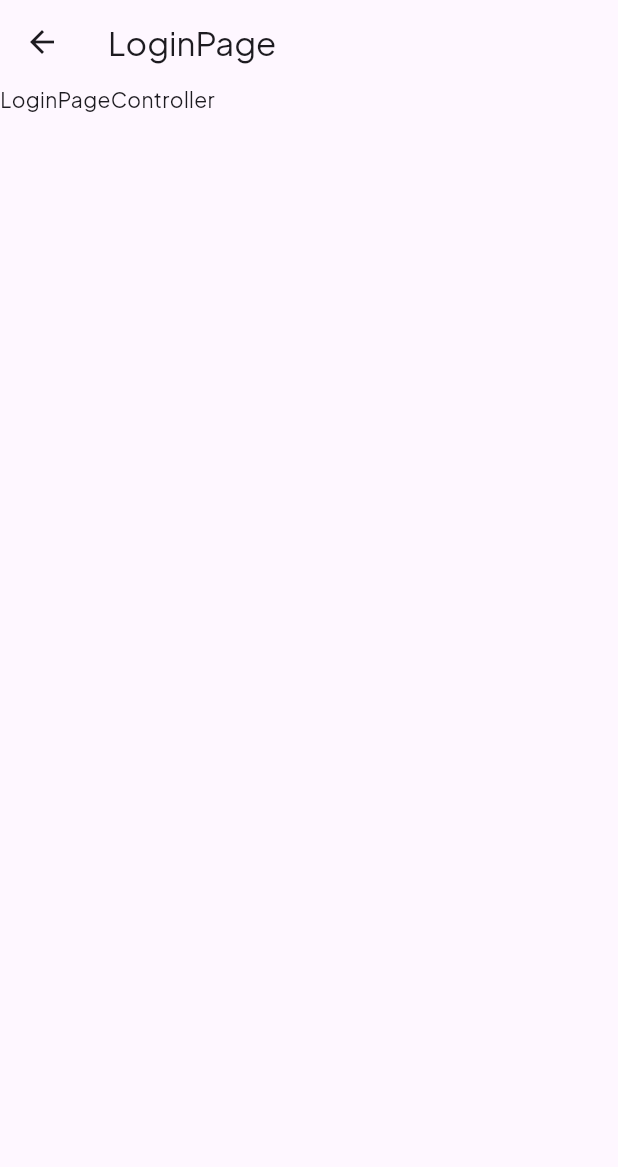
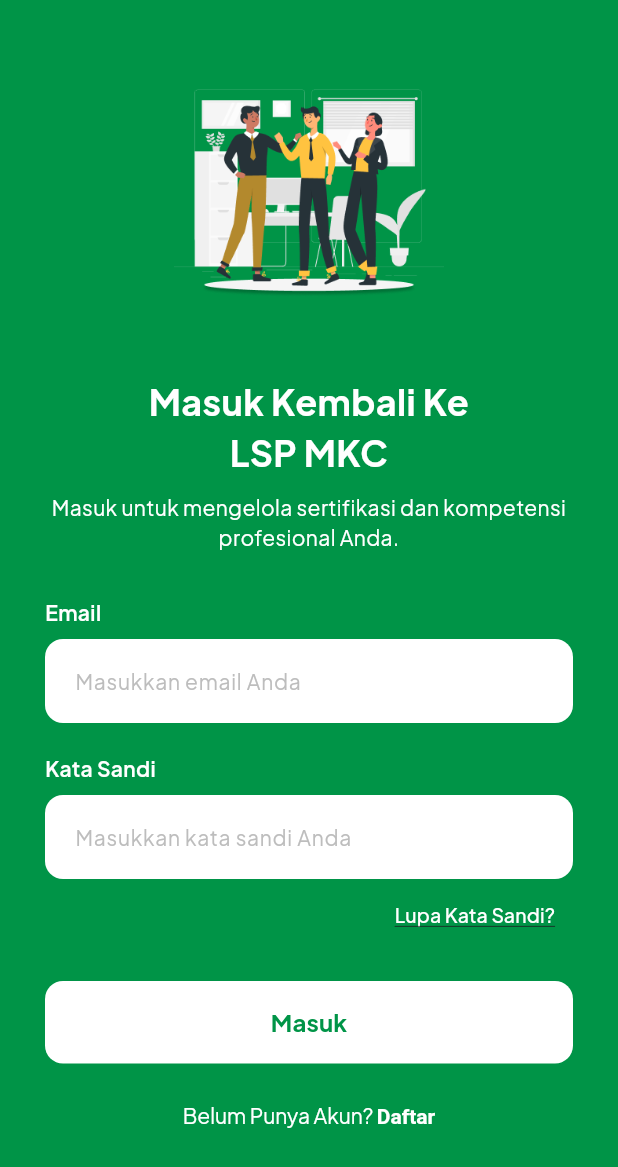
Before and after one commit to Ibrohimstilllearning/lsp_mkc_app, a Flutter app: the LoginPage screen opened by its route, on a phone screen of 412 x 824 dp. Shown: the top 1167 px of the screen. Run offline on Flutter 3.47's test engine with Material 3 defaults, Android fonts, the phone set to English and light mode, and no system bars; our stand-ins replace device_preview, get, google_fonts, loading_animation_widget, smooth_page_indicator.

Commit message:
login.page

```diff
--- a/lib/pages/auth/login_page.dart
+++ b/lib/pages/auth/login_page.dart
@@ -1,18 +1,168 @@
 import 'package:flutter/material.dart';
+import 'package:google_fonts/google_fonts.dart';
 import 'package:get/get.dart';
-import 'package:lsp_mkc_app/pages/auth/login_controller.dart';
+import 'package:lsp_mkc_app/routes/app_pages.dart';
+import 'login_controller.dart';
 
-// ignore: use_key_in_widget_constructors
 class LoginPage extends GetView<LoginController> {
+  const LoginPage({super.key});
 
   @override
   Widget build(BuildContext context) {
+    return Scaffold(
+      backgroundColor: const Color(0xFF009447), // Warna hijau sesuai desain
+      body: SafeArea(
+        child: SingleChildScrollView(
+          padding: const EdgeInsets.symmetric(horizontal: 30),
+          child: Column(
+            children: [
+              const SizedBox(height: 40),
+              // Ilustrasi Gambar
+              Image.asset(
+                'assets/onboarding1.png',
+                height: 180,
+                fit: BoxFit.contain,
+              ),
+              const SizedBox(height: 30),
 
-    return Scaffold(
-    appBar: AppBar(title: Text('LoginPage')),
+              // Judul
+              Text(
+                'Masuk Kembali Ke\nLSP MKC',
+                textAlign: TextAlign.center,
+                style: GoogleFonts.plusJakartaSans(
+                  fontSize: 24,
+                  fontWeight: FontWeight.bold,
+                  color: Colors.white,
+                ),
+              ),
+              const SizedBox(height: 10),
 
-    body: SafeArea(
-      child: Text('LoginPageController'))
+              // Subtitle
+              Text(
+                'Masuk untuk mengelola sertifikasi dan kompetensi profesional Anda.',
+                textAlign: TextAlign.center,
+                style: GoogleFonts.plusJakartaSans(
+                  color: Colors.white,
+                  fontSize: 14,
+                ),
+              ),
+              const SizedBox(height: 30),
+
+              // Input Email
+              _buildInputField(
+                label: 'Email',
+                hint: 'Masukkan email Anda',
+              ),
+              const SizedBox(height: 20),
+
+              // Input Kata Sandi
+              _buildInputField(
+                label: 'Kata Sandi',
+                hint: 'Masukkan kata sandi Anda',
+                isPassword: true,
+              ),
+
+              // Lupa Kata Sandi
+              Align(
+                alignment: Alignment.centerRight,
+                child: TextButton(
+                  onPressed: () {},
+                  child: Text(
+                    'Lupa Kata Sandi?',
+                    style: GoogleFonts.plusJakartaSans(
+                      color: Colors.white,
+                      decoration: TextDecoration.underline,
+                      fontSize: 13,
+                    ),
+                  ),
+                ),
+              ),
+              const SizedBox(height: 20),
+
+              // Tombol Masuk
+              SizedBox(
+                width: double.infinity,
+                height: 55,
+                child: ElevatedButton(
+                  style: ElevatedButton.styleFrom(
+                    backgroundColor: Colors.white,
+                    foregroundColor: const Color(0xFF009447),
+                    elevation: 0,
+                    shape: RoundedRectangleBorder(
+                      borderRadius: BorderRadius.circular(12),
+                    ),
+                  ),
+                  onPressed: () {
+                    // Logika login
+                  },
+                  child: Text(
+                    'Masuk',
+                    style: GoogleFonts.plusJakartaSans(
+                      fontSize: 16,
+                      fontWeight: FontWeight.bold,
+                    ),
+                  ),
+                ),
+              ),
+              const SizedBox(height: 25),
+
+              // Link Daftar
+              GestureDetector(
+                onTap: () => Get.toNamed(AppPages.register),
+                child: RichText(
+                  text: TextSpan(
+                    style: GoogleFonts.plusJakartaSans(color: Colors.white, fontSize: 14),
+                    children: const [
+                      TextSpan(text: 'Belum Punya Akun? '),
+                      TextSpan(
+                        text: 'Daftar',
+                        style: TextStyle(fontWeight: FontWeight.bold),
+                      ),
+                    ],
+                  ),
+                ),
+              ),
+              const SizedBox(height: 20),
+            ],
+          ),
+        ),
+      ),
+    );
+  }
+
+  // Widget Helper untuk Input Field agar rapi dan reusable
+  Widget _buildInputField({
+    required String label,
+    required String hint,
+    bool isPassword = false
+  }) {
+    return Column(
+      crossAxisAlignment: CrossAxisAlignment.start,
+      children: [
+        Text(
+          label,
+          style: GoogleFonts.plusJakartaSans(
+            color: Colors.white,
+            fontWeight: FontWeight.w600,
+            fontSize: 14,
+          ),
+        ),
+        const SizedBox(height: 8),
+        TextField(
+          obscureText: isPassword,
+          decoration: InputDecoration(
+            filled: true,
+            fillColor: Colors.white,
+            hintText: hint,
+            hintStyle: GoogleFonts.plusJakartaSans(color: Colors.grey[400], fontSize: 14),
+            contentPadding: const EdgeInsets.symmetric(horizontal: 16, vertical: 16),
+            border: OutlineInputBorder(
+              borderRadius: BorderRadius.circular(12),
+              borderSide: BorderSide.none,
+            ),
+          ),
+        ),
+      ],
     );
   }
 }
--- a/lib/pages/loading_page.dart
+++ b/lib/pages/loading_page.dart
@@ -18,14 +18,14 @@
           Center(
             child: LoadingAnimationWidget.waveDots(
               color: Colors.white,
-              size: 200  ,
+              size: 160  ,
             ),
           ),
           Text(
               'Tunggu sebentar ya...',
               style: TextStyle(
                 color: Colors.white,
-                fontSize: 30,
+                fontSize: 20,
                 fontWeight: FontWeight.bold
               ),
             ),
--- a/lib/routes/app_pages.dart
+++ b/lib/routes/app_pages.dart
@@ -1,7 +1,6 @@
 class AppPages {
-  static const String onboarding = '/onboarding',
-      loading = '/loading',
-      login = '/login',
-      register = '/register';
-
+  static const onboarding = '/onboarding';
+  static const loading = '/loading';
+  static const login = '/LoginPage'; // Sesuaikan dengan Get.offAllNamed('/LoginPage')
+  static const register = '/register';
 }
--- a/lib/routes/app_routes.dart
+++ b/lib/routes/app_routes.dart
@@ -5,6 +5,7 @@
 import 'package:lsp_mkc_app/pages/loading_page.dart';
 import 'package:lsp_mkc_app/pages/onboarding_controller.dart';
 import 'package:lsp_mkc_app/pages/onboarding_page.dart';
+import 'package:lsp_mkc_app/pages/register_page.dart';
 import 'package:lsp_mkc_app/routes/app_pages.dart';
 
 class AppRoutes {
@@ -30,5 +31,8 @@
         Get.put(LoginController());
       }),
     ),
+    GetPage(name: AppPages.register,
+    page: () => const RegisterPage(),
+    ),
   ];
 }
```
Also changed, not shown: lib/pages/loading_controller.dart (+6 -6 lines), lib/pages/register_page.dart (added, +111 -0 lines), lib/main.dart (line endings or trailing spaces).
